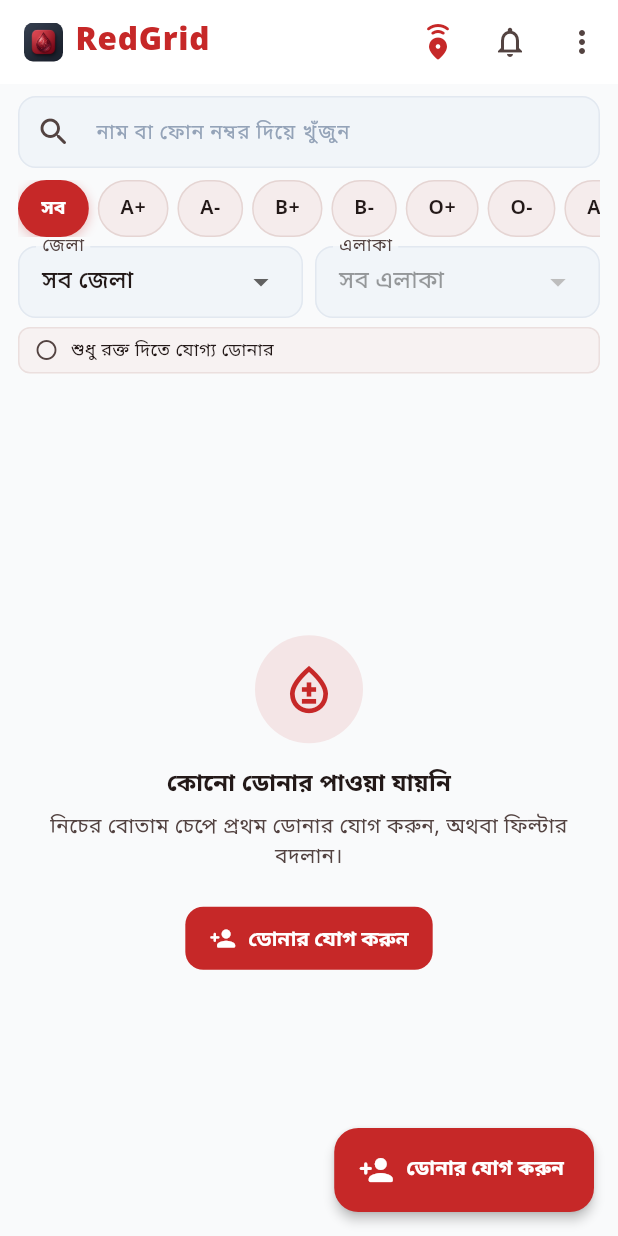
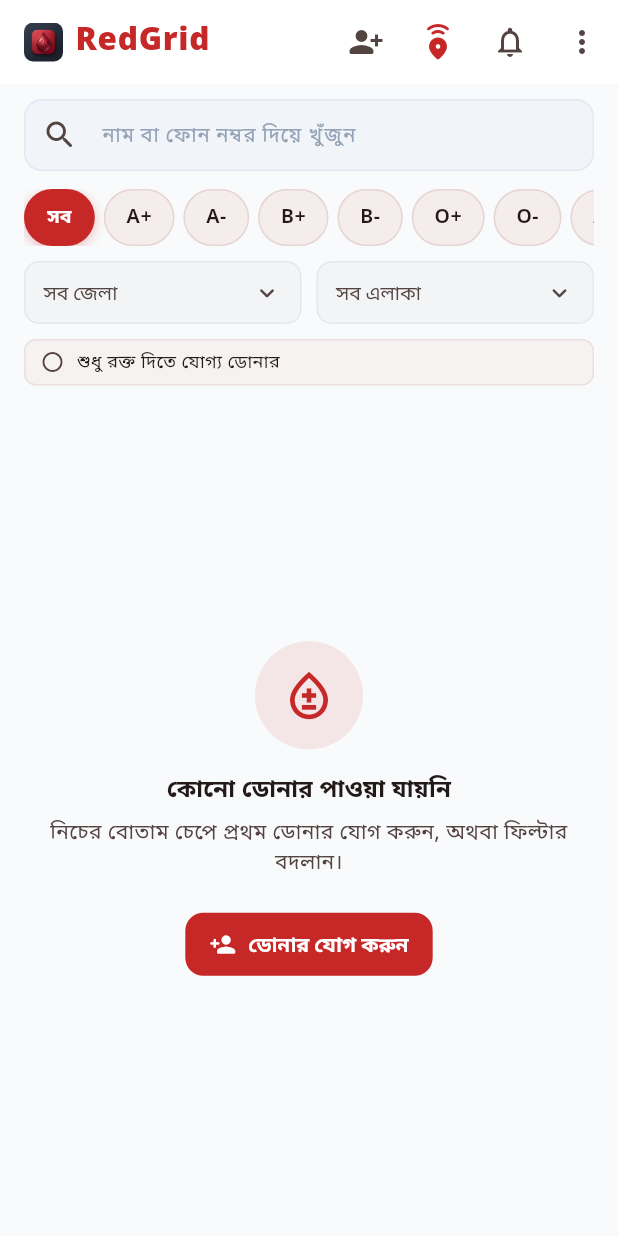
Before and after one commit to HasanCSE-IYI/redgrid, a Flutter app: the screen it shows after launch, on a phone screen of 412 x 824 dp. Run offline on Flutter 3.47's test engine with Material 3 defaults, Android fonts, the phone set to English and light mode, and no system bars; our stand-ins replace file_picker, flutter_riverpod, share_plus, sqflite; accounts and stored records are empty; network calls fail.

Commit message:
style(ui): remove FAB, move add donor to appbar, streamline dropdowns and spacing

```diff
--- a/lib/ui/home_screen.dart
+++ b/lib/ui/home_screen.dart
@@ -1,7 +1,6 @@
 import 'dart:async';
 
 import 'package:flutter/material.dart';
-import 'package:flutter/rendering.dart';
 import 'package:flutter/services.dart';
 import 'package:flutter_riverpod/flutter_riverpod.dart';
 
@@ -33,7 +32,6 @@ class HomeScreen extends ConsumerStatefulWidget {
 class _HomeScreenState extends ConsumerState<HomeScreen> {
   Timer? _debounce;
   late final TextEditingController _searchController;
-  bool _isFabExtended = true;
   bool _isCompactView = false;
 
   void _openAddDonor() {
@@ -146,6 +144,11 @@ class _HomeScreenState extends ConsumerState<HomeScreen> {
           ],
         ),
         actions: [
+          IconButton(
+            tooltip: Strings.addDonor,
+            icon: const Icon(Icons.person_add_alt_1_rounded),
+            onPressed: _openAddDonor,
+          ),
           // জরুরি রক্তের আবেদন বোতাম
           IconButton(
             tooltip: Strings.emergencyBannerTitle,
@@ -190,39 +193,14 @@ class _HomeScreenState extends ConsumerState<HomeScreen> {
           ),
         ],
       ),
-      floatingActionButton: FloatingActionButton.extended(
-        heroTag: 'fab_add_donor',
-        isExtended: _isFabExtended,
-        tooltip: Strings.addDonor,
-        backgroundColor: kCrimson,
-        foregroundColor: Colors.white,
-        elevation: 3,
-        icon: const Icon(Icons.person_add_rounded),
-        label: const Text(
-          Strings.addDonor,
-          style: TextStyle(fontWeight: FontWeight.bold, fontSize: 13.5),
-        ),
-        onPressed: _openAddDonor,
-      ),
       body: SafeArea(
-        child: NotificationListener<ScrollNotification>(
-          onNotification: (notification) {
-            if (notification is UserScrollNotification) {
-              if (notification.direction == ScrollDirection.reverse) {
-                if (_isFabExtended) setState(() => _isFabExtended = false);
-              } else if (notification.direction == ScrollDirection.forward) {
-                if (!_isFabExtended) setState(() => _isFabExtended = true);
-              }
-            }
-            return false;
-          },
-          child: RefreshIndicator(
+        child: RefreshIndicator(
             onRefresh: _doSync,
             child: CustomScrollView(
               slivers: [
                 SliverToBoxAdapter(
                   child: Padding(
-                    padding: const EdgeInsets.fromLTRB(12, 8, 12, 0),
+                    padding: const EdgeInsets.fromLTRB(16, 10, 16, 0),
                     child: Column(
                       crossAxisAlignment: CrossAxisAlignment.stretch,
                       children: [
@@ -249,7 +227,7 @@ class _HomeScreenState extends ConsumerState<HomeScreen> {
                                 : null,
                           ),
                         ),
-                        const SizedBox(height: 8),
+                        const SizedBox(height: 12),
                         // রক্তের গ্রুপ নির্বাচক
                         _BloodGroupSelector(
                           selectedGroup: filter.bloodGroup,
@@ -259,7 +237,7 @@ class _HomeScreenState extends ConsumerState<HomeScreen> {
                           },
                         ),
                         if (filter.bloodGroup != null) ...[
-                          const SizedBox(height: 6),
+                          const SizedBox(height: 8),
                           InkWell(
                             onTap: () {
                               HapticFeedback.selectionClick();
@@ -302,13 +280,12 @@ class _HomeScreenState extends ConsumerState<HomeScreen> {
                             ),
                           ),
                         ],
-                        const SizedBox(height: 6),
+                        const SizedBox(height: 10),
                         Row(
                           children: [
                             Expanded(
                               child: _FilterDropdown(
-                                label: Strings.district,
-                                allLabel: Strings.allDistricts,
+                                hint: Strings.allDistricts,
                                 value: filter.district,
                                 options: kAreasByDistrict.keys.toList(),
                                 onChanged: (val) {
@@ -317,11 +294,10 @@ class _HomeScreenState extends ConsumerState<HomeScreen> {
                                 },
                               ),
                             ),
-                            const SizedBox(width: 8),
+                            const SizedBox(width: 10),
                             Expanded(
                               child: _FilterDropdown(
-                                label: Strings.area,
-                                allLabel: Strings.allAreas,
+                                hint: Strings.allAreas,
                                 value: filter.area,
                                 options: areaOptions,
                                 onChanged: filter.district == null
@@ -334,7 +310,7 @@ class _HomeScreenState extends ConsumerState<HomeScreen> {
                             ),
                           ],
                         ),
-                        const SizedBox(height: 6),
+                        const SizedBox(height: 10),
                         InkWell(
                           onTap: () {
                             HapticFeedback.selectionClick();
@@ -428,7 +404,7 @@ class _HomeScreenState extends ConsumerState<HomeScreen> {
                   : [
                       SliverToBoxAdapter(
                         child: Padding(
-                          padding: const EdgeInsets.fromLTRB(16, 12, 16, 4),
+                          padding: const EdgeInsets.fromLTRB(16, 16, 16, 6),
                           child: Row(
                             children: [
                               Text(
@@ -513,9 +489,9 @@ class _HomeScreenState extends ConsumerState<HomeScreen> {
                           isCompact: _isCompactView,
                         ),
                       ),
-                      // নিচের কার্ড ঢাকা পড়া ঠেকাতে অতিরিক্ত ফাঁকা জায়গা
+                      // নিচের কার্ডের জন্য অতিরিক্ত ফাঁকা জায়গা
                       const SliverToBoxAdapter(
-                        child: SizedBox(height: 80),
+                        child: SizedBox(height: 24),
                       ),
                     ],
             ),
@@ -523,9 +499,8 @@ class _HomeScreenState extends ConsumerState<HomeScreen> {
         ),
       ),
     ),
-  ),
-);
-  }
+  );
+}
 
   void _showSyncDialog(BuildContext context) {
     SyncSettingsDialog.show(
@@ -540,31 +515,90 @@ class _HomeScreenState extends ConsumerState<HomeScreen> {
 
 class _FilterDropdown extends StatelessWidget {
   const _FilterDropdown({
-    required this.label,
-    required this.allLabel,
+    required this.hint,
     required this.value,
     required this.options,
     required this.onChanged,
   });
 
-  final String label;
-  final String allLabel;
+  final String hint;
   final String? value;
   final List<String> options;
   final ValueChanged<String?>? onChanged;
 
   @override
   Widget build(BuildContext context) {
-    return InputDecorator(
-      decoration: InputDecoration(labelText: label, contentPadding: const EdgeInsets.symmetric(horizontal: 12)),
+    final theme = Theme.of(context);
+    final isSelected = value != null && options.contains(value);
+    final isDark = theme.brightness == Brightness.dark;
+
+    return Container(
+      height: 42,
+      padding: const EdgeInsets.symmetric(horizontal: 12),
+      decoration: BoxDecoration(
+        color: isSelected
+            ? (isDark ? const Color(0xFF332024) : const Color(0xFFFDE8E8))
+            : (isDark ? const Color(0xFF1E232A) : const Color(0xFFF3F4F6)),
+        borderRadius: BorderRadius.circular(10),
+        border: Border.all(
+          color: isSelected
+              ? kCrimson.withValues(alpha: 0.5)
+              : (isDark ? const Color(0xFF2E3846) : const Color(0xFFE5E7EB)),
+          width: 1,
+        ),
+      ),
       child: DropdownButtonHideUnderline(
         child: DropdownButton<String?>(
           isExpanded: true,
-          value: options.contains(value) ? value : null,
+          value: isSelected ? value : null,
+          hint: Text(
+            hint,
+            style: TextStyle(
+              fontSize: 13,
+              color: onChanged == null
+                  ? theme.disabledColor
+                  : theme.colorScheme.onSurfaceVariant,
+            ),
+            overflow: TextOverflow.ellipsis,
+          ),
+          icon: Icon(
+            Icons.keyboard_arrow_down_rounded,
+            size: 20,
+            color: isSelected ? kCrimson : theme.colorScheme.onSurfaceVariant,
+          ),
+          style: TextStyle(
+            fontSize: 13,
+            fontWeight: isSelected ? FontWeight.w600 : FontWeight.normal,
+            color: isSelected
+                ? (isDark ? const Color(0xFFFF8A80) : kCrimson)
+                : theme.colorScheme.onSurface,
+          ),
           onChanged: onChanged,
           items: [
-            DropdownMenuItem<String?>(value: null, child: Text(allLabel)),
-            for (final option in options) DropdownMenuItem<String?>(value: option, child: Text(option)),
+            DropdownMenuItem<String?>(
+              value: null,
+              child: Text(
+                hint,
+                style: TextStyle(
+                  fontSize: 13,
+                  color: theme.colorScheme.onSurfaceVariant,
+                ),
+              ),
+            ),
+            for (final option in options)
+              DropdownMenuItem<String?>(
+                value: option,
+                child: Text(
+                  option,
+                  style: TextStyle(
+                    fontSize: 13,
+                    fontWeight: option == value ? FontWeight.w600 : FontWeight.normal,
+                    color: option == value
+                        ? (isDark ? const Color(0xFFFF8A80) : kCrimson)
+                        : theme.colorScheme.onSurface,
+                  ),
+                ),
+              ),
           ],
         ),
       ),
```
